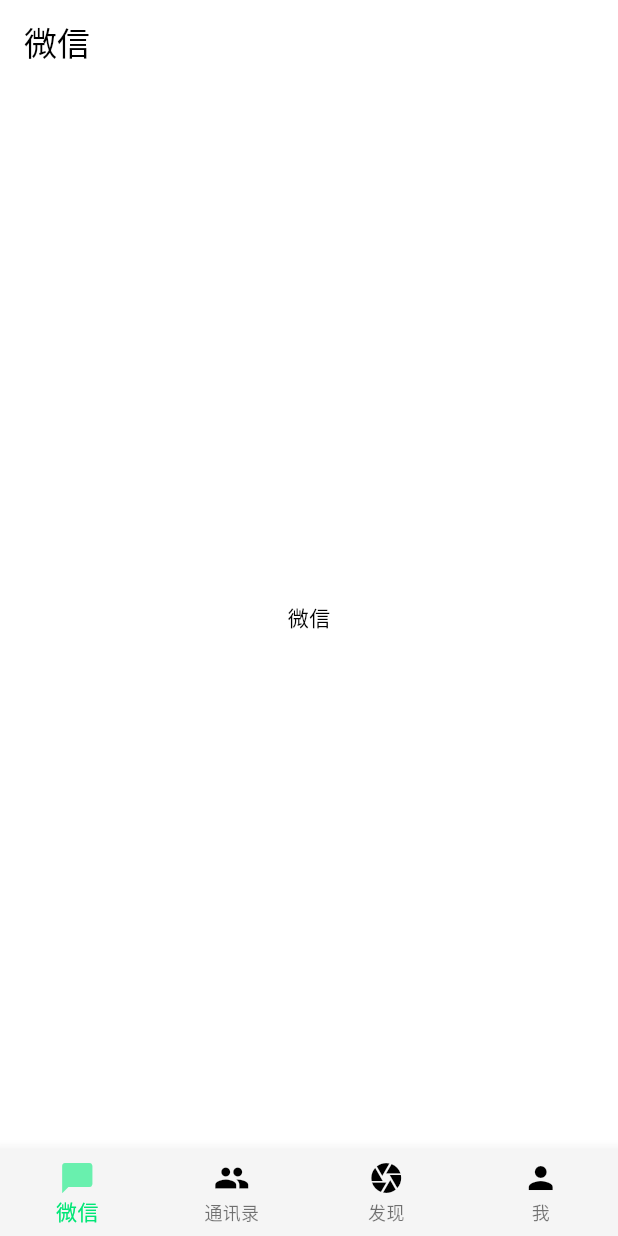
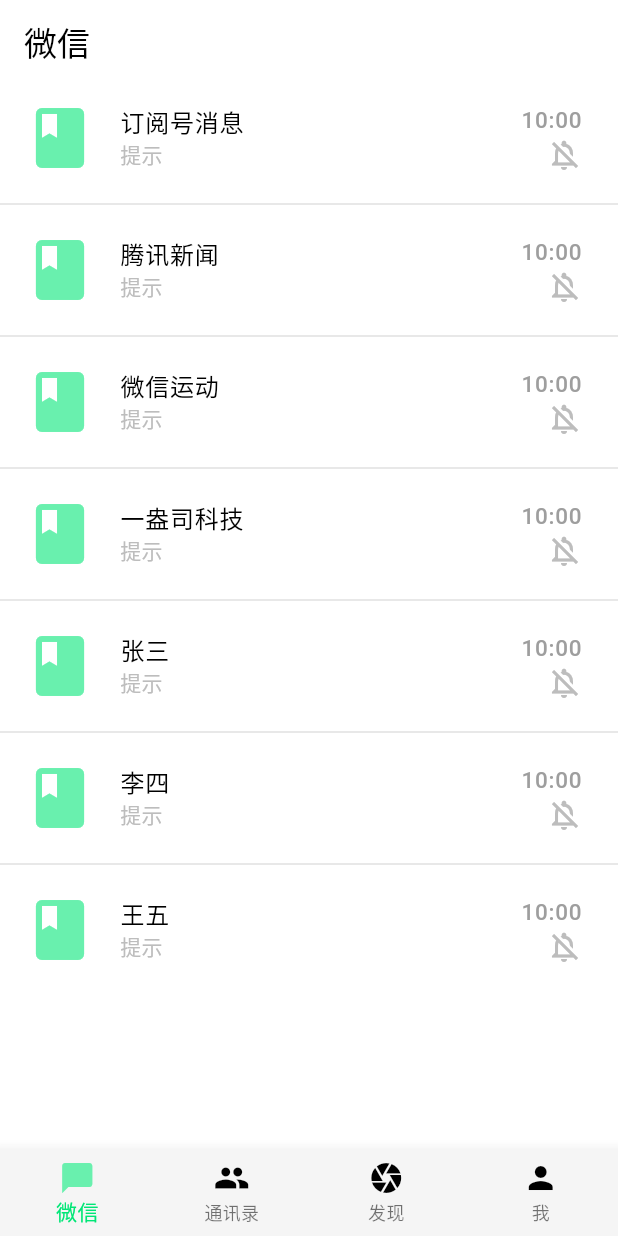
Before and after one commit to iounce/flutter-wechat, a Flutter app: the screen it shows after launch, on a phone screen of 412 x 824 dp. Run offline on Flutter 3.47's test engine with Material 3 defaults, Android fonts, the phone set to English and light mode, and no system bars; our stand-ins replace get.

Commit message:
change wechat page detail

```diff
--- a/lib/common/route/route.dart
+++ b/lib/common/route/route.dart
@@ -26,7 +26,7 @@
     ),
     GetPage(
       name: AppRoutes.wechatPage,
-      page: () => const WechatPage(),
+      page: () => WechatPage(),
     ),
     GetPage(
       name: AppRoutes.contactPage,
--- a/lib/page/home/controller.dart
+++ b/lib/page/home/controller.dart
@@ -15,7 +15,7 @@
   ];
 
   final List<Widget> pages = <Widget>[
-    const WechatPage(),
+    WechatPage(),
     const ContactPage(),
     const DiscoveryPage(),
     const MinePage(),
--- /dev/null
+++ b/lib/page/wechat/controller.dart
@@ -0,0 +1,20 @@
+import 'package:flutter/material.dart';
+import 'package:get/get.dart';
+
+class WechatController extends GetxController
+    with GetSingleTickerProviderStateMixin {
+  final List<String> chatList = <String>[
+    "订阅号消息",
+    "腾讯新闻",
+    "微信运动",
+    "一盎司科技",
+    "张三",
+    "李四",
+    "王五",
+  ];
+
+  @override
+  Future<void> onInit() async {
+    super.onInit();
+  }
+}
--- a/lib/page/wechat/index.dart
+++ b/lib/page/wechat/index.dart
@@ -1,18 +1,58 @@
 import 'package:flutter/material.dart';
+import 'package:get/get.dart';
+
+import 'controller.dart';
 
 class WechatPage extends StatelessWidget {
-  const WechatPage({super.key});
+  WechatPage({super.key});
+
+  final WechatController _wechatController = Get.put(WechatController());
 
   @override
   Widget build(BuildContext context) {
-    return const Center(
-      child: Column(
+    return ListView.separated(
+        separatorBuilder: (context, index) {
+          return Divider(
+            color: Colors.grey[300],
+          );
+        },
+        itemCount: _wechatController.chatList.length,
+        itemBuilder: (context, index) {
+          if (_wechatController.chatList.isEmpty) {
+            return Container();
+          }
+
+          var title = _wechatController.chatList[index];
+
+          return ListTile(
+            title: Text(title),
+            subtitle: Text(
+              '提示',
+              style: TextStyle(color: Colors.grey[400]),
+            ),
+            leading: const Icon(
+              Icons.book,
+              color: Colors.greenAccent,
+              size: 48.0,
+            ),
+            trailing: Column(
               mainAxisAlignment: MainAxisAlignment.center,
               crossAxisAlignment: CrossAxisAlignment.end,
               children: <Widget>[
-          Text("微信")
+                Text(
+                  '10:00',
+                  maxLines: 1,
+                  overflow: TextOverflow.ellipsis,
+                  style: TextStyle(color: Colors.grey[500], fontSize: 15.0),
+                ),
+                Icon(
+                  Icons.notifications_off_outlined,
+                  color: Colors.grey[400],
+                )
               ],
             ),
+            onTap: () {},
           );
+        });
   }
 }
```
Lines whose indentation alone changed are shown as unchanged.
